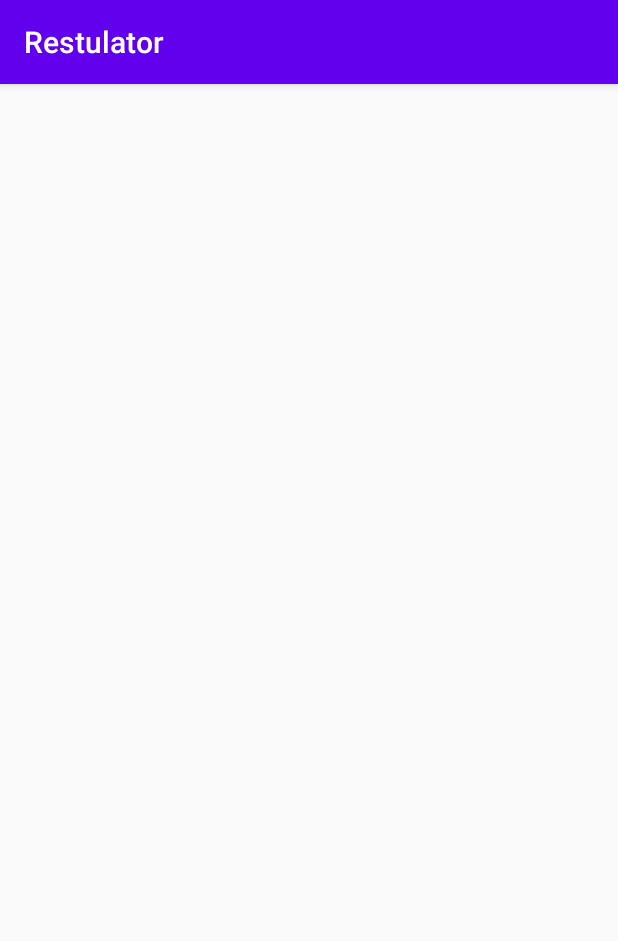
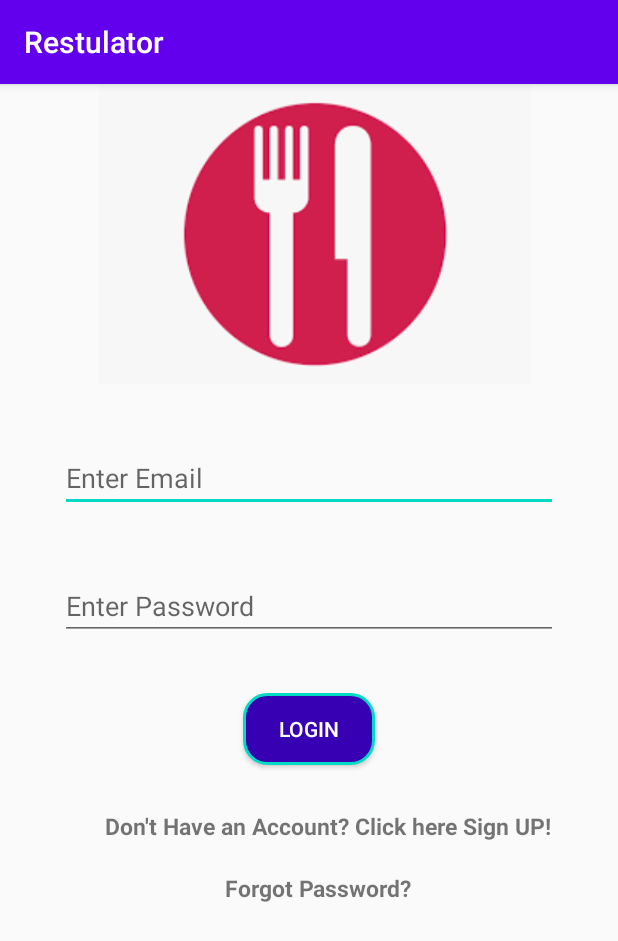
Before and after one commit to usamasaeed-khan/Restulator-Android, an Android app: the screen it shows after launch (MainActivity before the commit, LoginActivity after it), on a phone screen of 412 x 824 dp. Shown: the top 941 px of the screen. Run offline under Robolectric (Android 15) with nearby library versions, the phone set to English and light mode, and no system bars.

Commit message:
Waiter Login Part Completed

```diff
--- a/app/build.gradle
+++ b/app/build.gradle
@@ -36,4 +36,5 @@ dependencies {
     implementation "androidx.cardview:cardview:1.0.0"
     implementation 'de.hdodenhof:circleimageview:3.0.1'
     implementation 'com.google.android.material:material:1.0.0'
+
 }
--- a/app/src/main/java/com/example/restulator/RestulatorAPI.java
+++ b/app/src/main/java/com/example/restulator/RestulatorAPI.java
@@ -2,14 +2,23 @@ package com.example.restulator;
 
 import com.example.restulator.Models.ApiResponse;
 import com.example.restulator.Models.Table;
+import com.example.restulator.Models.User;
+import com.example.restulator.Models.Waiter;
 
 import retrofit2.Call;
+import retrofit2.http.Body;
 import retrofit2.http.GET;
-
+import retrofit2.http.POST;
 
 public interface RestulatorAPI {
 
     // send a GET request to local:3000/api/tables/all
     @GET("tables/all")
     Call<ApiResponse<Table>> getTables();
+
+    @POST("user/")
+    Call<ApiResponse<Waiter>> waiterLogin(@Body User user);
+
+
+
 }
--- /dev/null
+++ b/app/src/main/res/drawable/ic_round_button.xml
@@ -0,0 +1,8 @@
+<?xml version="1.0" encoding="utf-8"?>
+<shape xmlns:android="http://schemas.android.com/apk/res/android"
+    android:padding="10dp" android:shape="rectangle">
+    <solid android:color="@color/colorPrimaryDark"/>
+    <corners android:radius="15dp"/>
+    <stroke android:width="2dp" android:color="@color/colorAccent"/>
+
+</shape>
--- /dev/null
+++ b/app/src/main/res/layout/activity_login.xml
@@ -0,0 +1,80 @@
+<?xml version="1.0" encoding="utf-8"?>
+<LinearLayout
+    android:orientation="vertical"
+    xmlns:android="http://schemas.android.com/apk/res/android"
+    xmlns:tools="http://schemas.android.com/tools"
+    xmlns:app="http://schemas.android.com/apk/res-auto"
+    android:layout_width="match_parent"
+    android:layout_height="match_parent"
+    tools:context=".LoginActivity">
+<!--    <include layout="@layout/app_bar_layout"-->
+<!--        android:id="@+id/login_toolbar"/>-->
+
+    <ImageView
+        android:layout_width="380dp"
+        android:layout_height="200dp"
+        android:layout_marginHorizontal="20dp"
+        android:src="@drawable/restulator_img"/>
+
+
+    <EditText
+        android:layout_width="match_parent"
+        android:layout_height="wrap_content"
+        android:id="@+id/loginEmail"
+        android:inputType="textEmailAddress"
+        android:hint="Enter Email"
+        android:layout_marginTop="40dp"
+        android:layout_marginHorizontal="40dp"
+        />
+    <EditText
+        android:layout_width="match_parent"
+        android:layout_height="wrap_content"
+        android:id="@+id/loginPass"
+        android:inputType="textPassword"
+        android:hint="Enter Password"
+        android:layout_marginTop="40dp"
+        android:layout_marginHorizontal="40dp"
+        />
+    <Button
+        android:id="@+id/signinBtn"
+        android:background="@drawable/ic_round_button"
+        android:layout_width="wrap_content"
+        android:text="LOGIN"
+        android:onClick="login"
+        android:textColor="#ffff"
+        android:layout_marginTop="35dp"
+        android:layout_gravity="center_horizontal"
+        android:layout_height="wrap_content"/>
+
+
+    <TextView
+        android:layout_width="match_parent"
+        android:layout_height="wrap_content"
+        android:layout_marginTop="30dp"
+        android:id="@+id/go_to_sign_up"
+        android:layout_marginStart="70dp"
+        android:textSize = "15sp"
+        android:textStyle="bold"
+        android:text="Don't Have an Account? Click here Sign UP!"/>
+
+
+    <TextView
+        android:layout_width="match_parent"
+        android:layout_height="wrap_content"
+        android:layout_marginTop="20dp"
+        android:id="@+id/go_to_forgot_password"
+        android:textSize = "15sp"
+        android:textStyle="bold"
+        android:layout_marginStart="150dp"
+        android:text="Forgot Password?"/>
+
+</LinearLayout>
+
+    <!--<androidx.constraintlayout.widget.ConstraintLayout xmlns:android="http://schemas.android.com/apk/res/android"-->
+    <!--    xmlns:app="http://schemas.android.com/apk/res-auto"-->
+    <!--    xmlns:tools="http://schemas.android.com/tools"-->
+    <!--    android:layout_width="match_parent"-->
+    <!--    android:layout_height="match_parent"-->
+    <!--    tools:context=".LoginActivity">-->
+
+    <!--</androidx.constraintlayout.widget.ConstraintLayout>-->
--- a/app/src/main/res/values/colors.xml
+++ b/app/src/main/res/values/colors.xml
@@ -3,4 +3,5 @@
     <color name="colorPrimary">#6200EE</color>
     <color name="colorPrimaryDark">#3700B3</color>
     <color name="colorAccent">#03DAC5</color>
+    <color name="textBackgroundColor">#FFFFFF</color>
 </resources>
```
Also changed, not shown: app/src/main/AndroidManifest.xml (+6 -4 lines), app/src/main/java/com/example/restulator/LoginActivity.java (added, +87 -0 lines), app/src/main/java/com/example/restulator/Models/User.java (added, +18 -0 lines), app/src/main/java/com/example/restulator/Models/Waiter.java (added, +26 -0 lines), app/src/main/res/drawable/ic_round_textview.xml (added, +10 -0 lines), app/src/main/res/layout/app_bar_layout.xml (added, +11 -0 lines), app/src/main/res/drawable/restulator_img.png (added), 1 other file.
